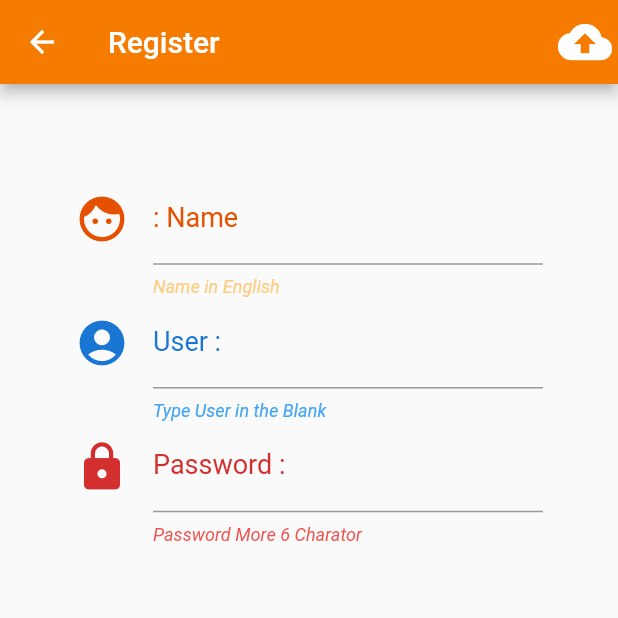
After one commit to zentiskung/TaeFoodShop, a Flutter app: the Register screen opened directly, on a phone screen of 412 x 824 dp, the top half of it. The commit adds this screen. Run offline on Flutter 3.47's test engine with Material 2 defaults, Android fonts, the phone set to English and light mode, and no system bars.

Commit message:
finish 1jun62

```diff
--- a/lib/main.dart
+++ b/lib/main.dart
@@ -1,5 +1,6 @@
 import 'package:flutter/material.dart';
 import 'package:taefoodshop/screens/authen.dart';
+import 'package:taefoodshop/screens/register.dart';
 
 main() {
   runApp(MyApp());
--- a/lib/screens/authen.dart
+++ b/lib/screens/authen.dart
@@ -10,7 +10,9 @@ class _AuthenState extends State<Authen> {
     return RaisedButton(
       color: Colors.orange[200],
       child: Text('Sign Up'),
-      onPressed: () {},
+      onPressed: () {
+        print('You Click Sign Up');
+      },
     );
   }
 
--- /dev/null
+++ b/lib/screens/register.dart
@@ -0,0 +1,88 @@
+import 'package:flutter/material.dart';
+
+class Register extends StatefulWidget {
+  @override
+  _RegisterState createState() => _RegisterState();
+}
+
+class _RegisterState extends State<Register> {
+  Widget uploadButton() {
+    return IconButton(
+      icon: Icon(Icons.cloud_upload, size: 36.0,),
+      onPressed: () {},
+    );
+  }
+
+  Widget nameTextFromField() {
+    return TextFormField(
+      decoration: InputDecoration(
+        icon: Icon(
+          Icons.face,
+          size: 36.0,
+          color: Colors.orange[900],
+        ),
+        labelText: ': Name',
+        helperText: 'Name in English',
+        helperStyle:
+            TextStyle(color: Colors.orange[200], fontStyle: FontStyle.italic),
+        labelStyle: TextStyle(fontSize: 18.0, color: Colors.orange[900]),
+      ),
+    );
+  }
+
+  Widget userTextFromField() {
+    return TextFormField(
+      decoration: InputDecoration(
+        icon: Icon(
+          Icons.account_circle,
+          size: 36.0,
+          color: Colors.blue[700],
+        ),
+        labelText: 'User :',
+        labelStyle: TextStyle(fontSize: 18.0, color: Colors.blue[700]),
+        helperText: 'Type User in the Blank',
+        helperStyle:
+            TextStyle(color: Colors.blue[400], fontStyle: FontStyle.italic),
+      ),
+    );
+  }
+
+  Widget passwordTextFromField() {
+    return TextFormField(
+      decoration: InputDecoration(
+        icon: Icon(
+          Icons.lock,
+          color: Colors.red[700],
+          size: 36.0,
+        ),
+        labelText: 'Password :',
+        labelStyle: TextStyle(fontSize: 18.0, color: Colors.red[700]),
+        helperText: 'Password More 6 Charator',
+        helperStyle:
+            TextStyle(color: Colors.red[400], fontStyle: FontStyle.italic),
+      ),
+    );
+  }
+
+  @override
+  Widget build(BuildContext context) {
+    return Scaffold(
+      resizeToAvoidBottomPadding: false,
+      appBar: AppBar(
+        backgroundColor: Colors.orange[700],
+        title: Text('Register'), actions: <Widget>[uploadButton()],
+      ),
+      body: Container(
+        padding: EdgeInsets.only(top: 60.0, left: 50.0, right: 50.0),
+        alignment: Alignment(0, -1),
+        child: Column(
+          children: <Widget>[
+            nameTextFromField(),
+            userTextFromField(),
+            passwordTextFromField()
+          ],
+        ),
+      ),
+    );
+  }
+}
```
